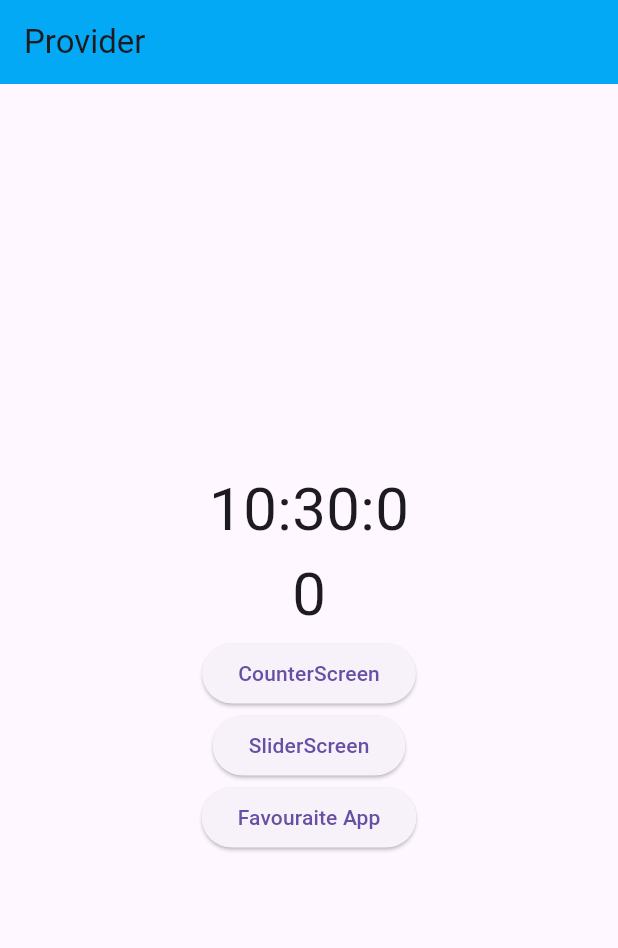
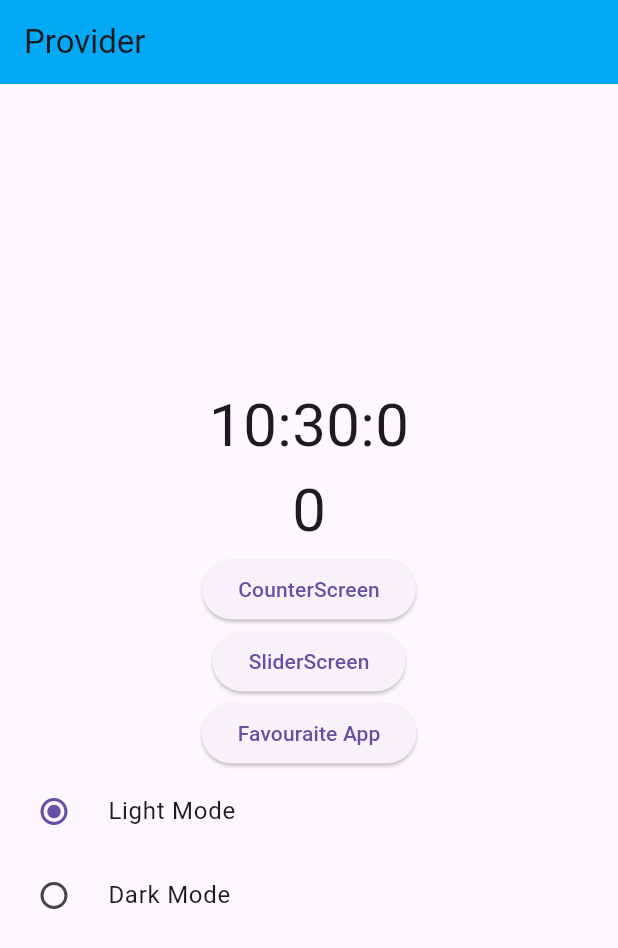
Before and after one commit to FAHIMSHAKIL102/flutter_provider_thetechbrothers_practice, a Flutter app: the screen it shows after launch, on a phone screen of 412 x 824 dp. Shown: the top 948 px of the screen. Run offline on Flutter 3.47's test engine with Material 3 defaults, Android fonts, the phone set to English and light mode, and no system bars.

Commit message:
add_change_theme

```diff
--- a/lib/home_screen.dart
+++ b/lib/home_screen.dart
@@ -3,7 +3,9 @@ import 'dart:async';
 import 'package:flutter/material.dart';
 import 'package:flutter_provider_thetechbrothers_practice/counter_screen.dart';
 import 'package:flutter_provider_thetechbrothers_practice/item_screen.dart';
+import 'package:flutter_provider_thetechbrothers_practice/provider/theme_changer_provider.dart';
 import 'package:flutter_provider_thetechbrothers_practice/slider_screen.dart';
+import 'package:provider/provider.dart';
 
 class HomeScreen extends StatefulWidget {
   const HomeScreen({super.key});
@@ -27,7 +29,7 @@ class _HomeScreenState extends State<HomeScreen> {
     return Scaffold(
       appBar: AppBar(
         title: Text('Provider'),
-        backgroundColor: Colors.lightBlue,
+        //backgroundColor: Colors.lightBlue,
       ),
       body: Column(
         mainAxisAlignment: MainAxisAlignment.center,
@@ -71,6 +73,18 @@ class _HomeScreenState extends State<HomeScreen> {
             },
             child: Text('Favouraite App'),
           ),
+          RadioListTile<ThemeMode>(
+            value: ThemeMode.light,
+            title: Text('Light Mode'),
+            groupValue: Provider.of<ThemeChangerProvider>(context).themeMode,
+            onChanged: Provider.of<ThemeChangerProvider>(context).setThemeMode,
+          ),
+          RadioListTile<ThemeMode>(
+            value: ThemeMode.dark,
+            title: Text('Dark Mode'),
+            groupValue: Provider.of<ThemeChangerProvider>(context).themeMode,
+            onChanged: Provider.of<ThemeChangerProvider>(context).setThemeMode,
+          ),
         ],
       ),
     );
--- a/lib/main.dart
+++ b/lib/main.dart
@@ -3,6 +3,7 @@ import 'package:flutter_provider_thetechbrothers_practice/home_screen.dart';
 import 'package:flutter_provider_thetechbrothers_practice/provider/counter_provider.dart';
 import 'package:flutter_provider_thetechbrothers_practice/provider/favourite_item_provider.dart';
 import 'package:flutter_provider_thetechbrothers_practice/provider/slider_provider.dart';
+import 'package:flutter_provider_thetechbrothers_practice/provider/theme_changer_provider.dart';
 import 'package:provider/provider.dart';
 
 void main() {
@@ -19,8 +20,29 @@ class MyApp extends StatelessWidget {
         ChangeNotifierProvider(create: (_) => CounterProvider()),
         ChangeNotifierProvider(create: (_) => SliderProvider()),
         ChangeNotifierProvider(create: (_) => FavouriteItemProvider()),
+        ChangeNotifierProvider(create: (_) => ThemeChangerProvider()),
       ],
-      child: MaterialApp(home: HomeScreen()),
+      child: Builder(
+        builder: (BuildContext context) {
+          return MaterialApp(
+            themeMode: Provider.of<ThemeChangerProvider>(context).themeMode,
+            theme: ThemeData(
+              brightness: Brightness.light,
+              primaryColor: Colors.lightBlue,
+              primarySwatch: Colors.lightBlue,
+              appBarTheme: AppBarTheme(backgroundColor: Colors.lightBlue),
+            ),
+            darkTheme: ThemeData(
+              brightness: Brightness.dark,
+              primaryColor: Colors.purple,
+              primarySwatch: Colors.purple,
+              appBarTheme: AppBarTheme(backgroundColor: Colors.purple),
+            ),
+
+            home: HomeScreen(),
+          );
+        },
+      ),
     );
   }
 }
--- /dev/null
+++ b/lib/provider/theme_changer_provider.dart
@@ -0,0 +1,10 @@
+import 'package:flutter/material.dart';
+
+class ThemeChangerProvider with ChangeNotifier {
+  ThemeMode _themeMode = ThemeMode.light;
+  ThemeMode get themeMode => _themeMode;
+  void setThemeMode(themeMode) {
+    _themeMode = themeMode;
+    notifyListeners();
+  }
+}
```
